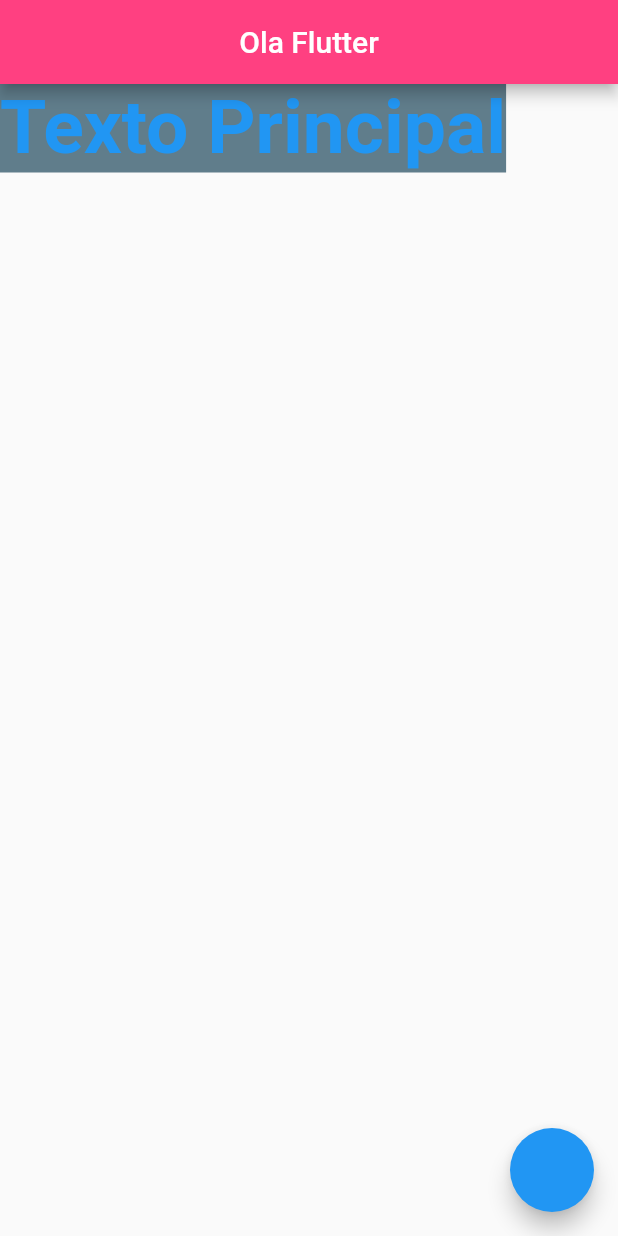
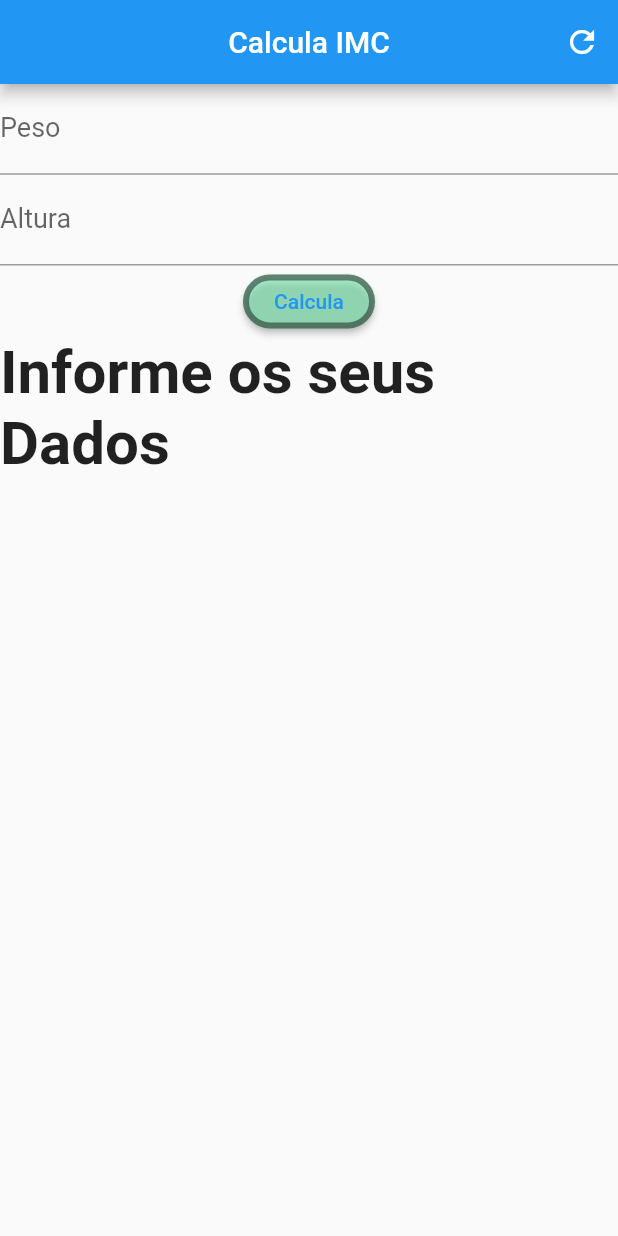
Before and after one commit to lucasmartinslk/flutter_dart_project, a Flutter app: the screen it shows after launch, on a phone screen of 412 x 824 dp. Run offline on Flutter 3.47's test engine with Material 2 defaults, Android fonts, the phone set to English and light mode, and no system bars.

Commit message:
Final-start_project

```diff
--- a/lib/main.dart
+++ b/lib/main.dart
@@ -1,8 +1,7 @@
 import 'dart:ui';
-
+import 'package:flutter/cupertino.dart';
 import 'package:flutter/material.dart';
-
-
+import 'package:flutter_app/utils/componentes.dart';
 
 
 void main() => runApp(MyApp());
@@ -10,11 +9,17 @@ void main() => runApp(MyApp());
 class MyApp extends StatefulWidget {
   @override
   _MyAppState createState() => _MyAppState();
-
 }
 
 class _MyAppState extends State<MyApp> with SingleTickerProviderStateMixin {
   AnimationController _controller;
+
+  TextEditingController controllerPeso = TextEditingController();
+  TextEditingController controllerAltura = TextEditingController();
+  GlobalKey<FormState> cForm = GlobalKey<FormState>();
+  String info = "Informe os seus Dados";
+  String colorsx = 'green';
+
   @override
   void initState() {
     _controller = AnimationController(vsync: this);
@@ -31,40 +36,94 @@ class _MyAppState extends State<MyApp> with SingleTickerProviderStateMixin {
   Widget build(BuildContext context) {
     return MaterialApp(
       debugShowCheckedModeBanner: false,
-      home: paginaPrincipal(),
+      home: criaPagina(),
+
     );
   }
 
-  paginaPrincipal() {
+  criaPagina() {
     return Scaffold(
-      appBar: barraPrincipal(),
-      body: Container(
-        color: Colors.blueGrey,
-        child: textoPrincipal(),
-
+      appBar: AppBar(
+        title: Text("Calcula IMC"),
+        centerTitle: true,
+        actions: <Widget>[
+          IconButton(
+            icon: Icon(Icons.refresh),
+            onPressed: resetaCampos,
+          ),
+        ],
       ),
-      floatingActionButton: FloatingActionButton(
-        onPressed: null,),
+      body: criaFormulario(),
     );
   }
 
-  barraPrincipal() {
-      return AppBar(
-        title: Text("Ola Flutter"),
-        centerTitle: true,
-        backgroundColor: Colors.pinkAccent,
-      );
+  criaFormulario() {
+    return Form(
+      key: cForm,
+      child: Container(
+        child: Column(
+          mainAxisAlignment: MainAxisAlignment.start,
+          children: [
+            Componentes.caixa("Peso", "Digite o Peso", controllerPeso, validaPeso, numero: true),
+            Componentes.caixa("Altura", "Digite a altura", controllerAltura, validaAltura, numero: true),
+            Componentes.botao("Calcula", calcularImc),
+            Text(
+              info,
+              style: TextStyle(fontSize: 40, fontWeight: FontWeight.bold),
+            ),
+          ],
+        )
+      ),
+    );
+  }
+  Function validaPeso = ((value){
+    if(value.isEmpty){
+      return "Informe o Peso";
+    }
+    if(int.parse(value) <=0){
+      return "O Peso não pode ser negativo";
+    }
+    return null;
+  });
+
+  Function validaAltura = ((value){
+    if(value.isEmpty){
+      return "Informe a Altura";
+    }
+    if(double.parse(value) <=0){
+      return "A altura não pode ser negativa.";
+    }
+    return null;
+  });
+
+  resetaCampos(){
+    controllerPeso.text ="";
+    controllerAltura.text ="";
+    setState(() {
+      info = "Informe os seus dados";
+      cForm = GlobalKey<FormState>();
+    });
   }
 
-  textoPrincipal() {
-    return Text(
-        "Texto Principal",
-        style: TextStyle(
-          color: Colors.blue,
-            fontSize: 50,
-            fontWeight: FontWeight.bold,
-      ),
-    );
+  calcularImc(){
+    setState(() {
+    if(!cForm.currentState.validate()){
+      return null;
+    }
+    double p = double.parse(controllerPeso.text);
+    double a = double.parse(controllerAltura.text);
+    double imc = p/(a*a);
+    if (imc < 18.5)
+      info = "Abaixo do Peso (${imc.toStringAsPrecision(4)})";
+      colorsx = 'blue';
+    if (imc >= 18.5 && imc < 30)
+      info = "Peso Ideal (${imc.toStringAsPrecision(4)})";
+    else
+      info = "Acima do Peso (${imc.toStringAsPrecision(4)})";
+      colorsx = 'red';
+
+    print(info);
+    });
 
   }
 }
--- /dev/null
+++ b/lib/utils/componentes.dart
@@ -0,0 +1,40 @@
+import 'package:flutter/cupertino.dart';
+import 'package:flutter/material.dart';
+
+class Componentes{
+  static caixa(String rotulo, String dica, TextEditingController controlador, validacao, {bool obscure=false, bool numero=false}){
+  return TextFormField(
+    controller: controlador,
+    obscureText: obscure,
+    validator: validacao,
+    keyboardType: numero?TextInputType.number:TextInputType.text,
+    decoration: InputDecoration(
+      labelText: rotulo,
+      labelStyle: TextStyle(fontSize: 18),
+      hintText: dica,
+      hintStyle: TextStyle(fontSize: 10, color: Colors.red),
+
+    ),
+  );
+
+  }
+
+
+ static botao(String _texto, Function _f){
+   return Container(
+     child: RaisedButton(
+       onPressed: _f,
+       child: Text(
+           _texto,
+          style: TextStyle(color: Colors.blue, fontSize: 14),
+       ),
+       shape: RoundedRectangleBorder(
+         borderRadius: BorderRadius.circular(20),
+         side: const BorderSide(color: Colors.black45, width: 4)
+       ),
+       color: Colors.greenAccent.withOpacity(0.5),
+       hoverColor: Colors.black87.withOpacity(0.3),
+     )
+   );
+ }
+}
```
Also changed, not shown: estudo/a.dart (added, +79 -0 lines).
